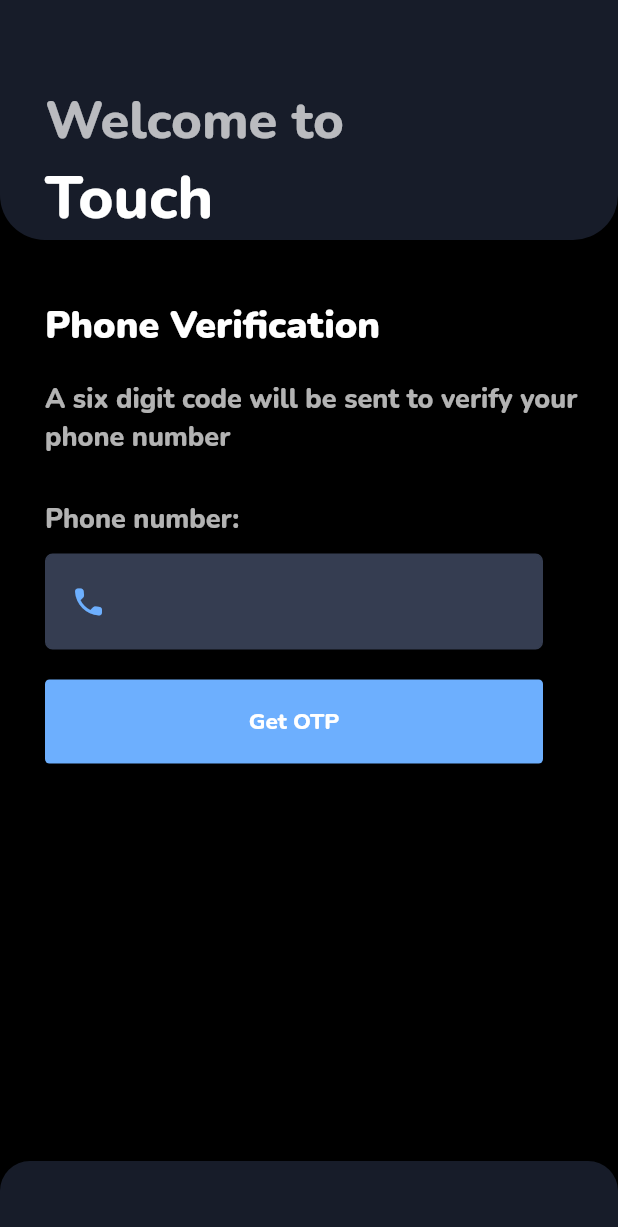
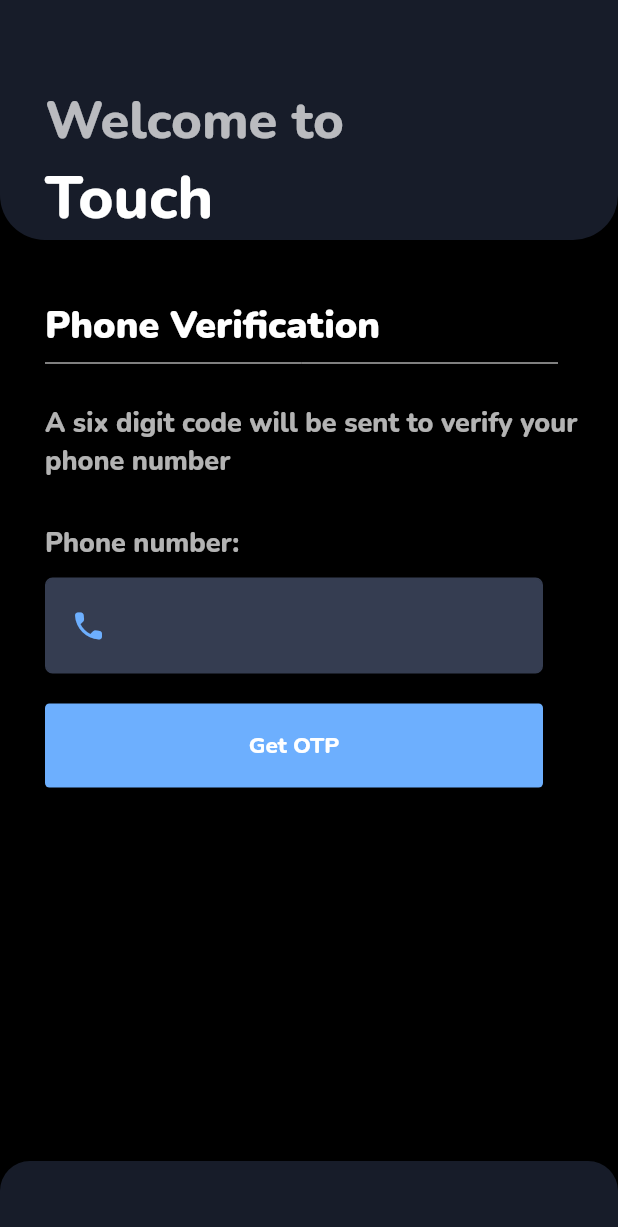
Before and after one commit to yogesh-hackx/Unknown_startup, a Flutter app: the OneTimePassword screen opened directly with empty values, after a tap on "Wrong Number?", on a phone screen of 412 x 824 dp. Shown: the top 1227 px of the screen. Run offline on Flutter 3.47's test engine with Material 2 defaults, Android fonts, the phone set to English and light mode, and no system bars; our stand-ins replace badges, cached_network_image, chewie, cloud_firestore, file_picker, firebase_auth and 12 more; missing offline and left inert: agora_rtc_engine, chat_pickers, flutter_downloader, video_compress, video_thumbnail; accounts and stored records are empty; network calls fail.

Commit message:
divider added

```diff
--- a/lib/screens/otp_screen.dart
+++ b/lib/screens/otp_screen.dart
@@ -62,6 +62,12 @@ class _OneTimePasswordState extends State<OneTimePassword> {
             margin: const EdgeInsets.only(left: 30, top: 40),
             child: Text("Verification Code",
                 style: Theme.of(context).textTheme.headline3),
+          ),
+          Container(
+            margin: const EdgeInsets.only(left: 30, right: 40),
+            child: Divider(
+              color: Colors.white,
+            ),
           ),
           Container(
             margin: const EdgeInsets.only(left: 30, top: 20),
--- a/lib/screens/signup.dart
+++ b/lib/screens/signup.dart
@@ -54,6 +54,12 @@ class _SignUpScreenState extends State<SignUpScreen> {
             margin: const EdgeInsets.only(left: 30, top: 40),
             child: Text("Phone Verification",
                 style: Theme.of(context).textTheme.headline3),
+          ),
+          Container(
+            margin: const EdgeInsets.only(left: 30, right: 40),
+            child: Divider(
+              color: Colors.white,
+            ),
           ),
           Container(
             margin: const EdgeInsets.only(left: 30, top: 20),
```
Also changed, not shown: lib/widgets/chat_tile.dart (+14 -3 lines), lib/widgets/image_ui.dart (+7 -3 lines).
